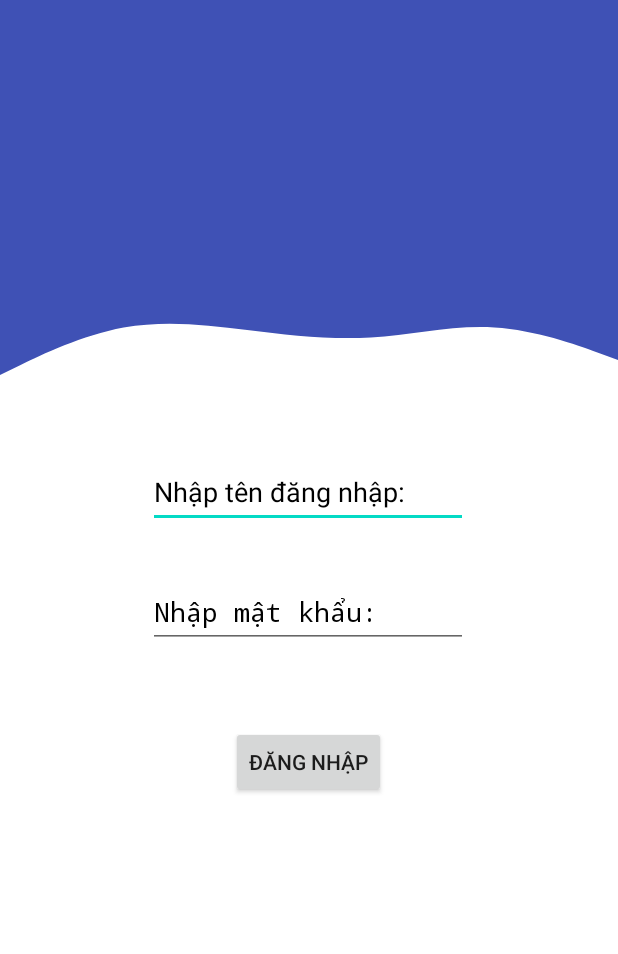
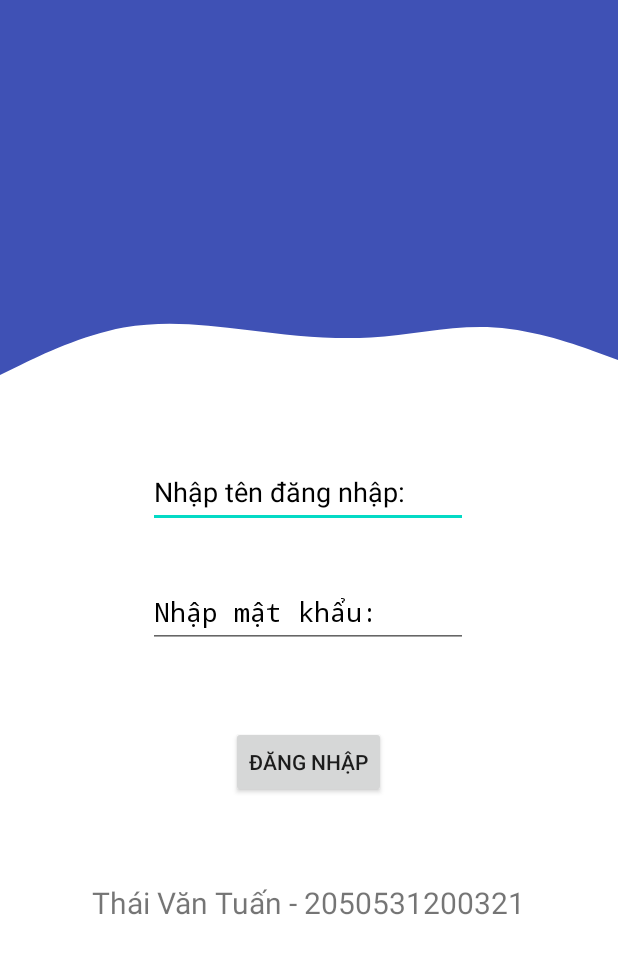
Before and after one commit to TyronXXI/AndroidStudioCode, an Android app: the screen it shows after launch (MainActivity), on a phone screen of 412 x 824 dp. Shown: the top 954 px of the screen. Run offline under Robolectric (Android 15) with nearby library versions, the phone set to English and light mode, and no system bars.

Commit message:
bt activity

```diff
--- a/BTActivity/app/src/main/AndroidManifest.xml
+++ b/BTActivity/app/src/main/AndroidManifest.xml
@@ -22,6 +22,7 @@
                 <category android:name="android.intent.category.LAUNCHER" />
             </intent-filter>
         </activity>
+        <activity android:name=".ChildActivity"></activity>
     </application>
 
 </manifest>
--- a/BTActivity/app/src/main/res/layout/activity_main.xml
+++ b/BTActivity/app/src/main/res/layout/activity_main.xml
@@ -65,5 +65,17 @@
         app:layout_constraintStart_toStartOf="parent"
         app:layout_constraintTop_toBottomOf="@+id/editTextTextPersonName3" />
 
+    <TextView
+        android:id="@+id/textView"
+        android:layout_width="wrap_content"
+        android:layout_height="wrap_content"
+        android:layout_marginTop="56dp"
+        android:text="Thái Văn Tuấn - 2050531200321"
+        android:textSize="20sp"
+        app:layout_constraintEnd_toEndOf="parent"
+        app:layout_constraintHorizontal_bias="0.498"
+        app:layout_constraintStart_toStartOf="parent"
+        app:layout_constraintTop_toBottomOf="@+id/btnOpenChildActivity" />
+
 
 </androidx.constraintlayout.widget.ConstraintLayout>
```
Also changed, not shown: BTActivity/app/src/main/res/layout/activity_child.xml (+11 -0 lines).
